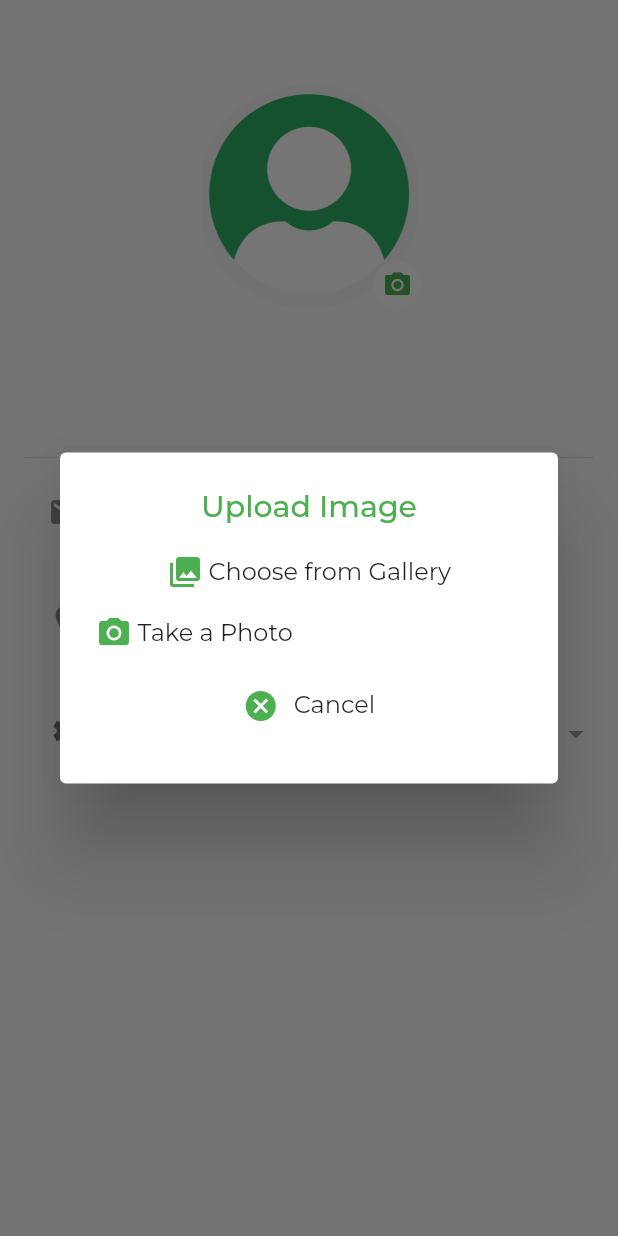
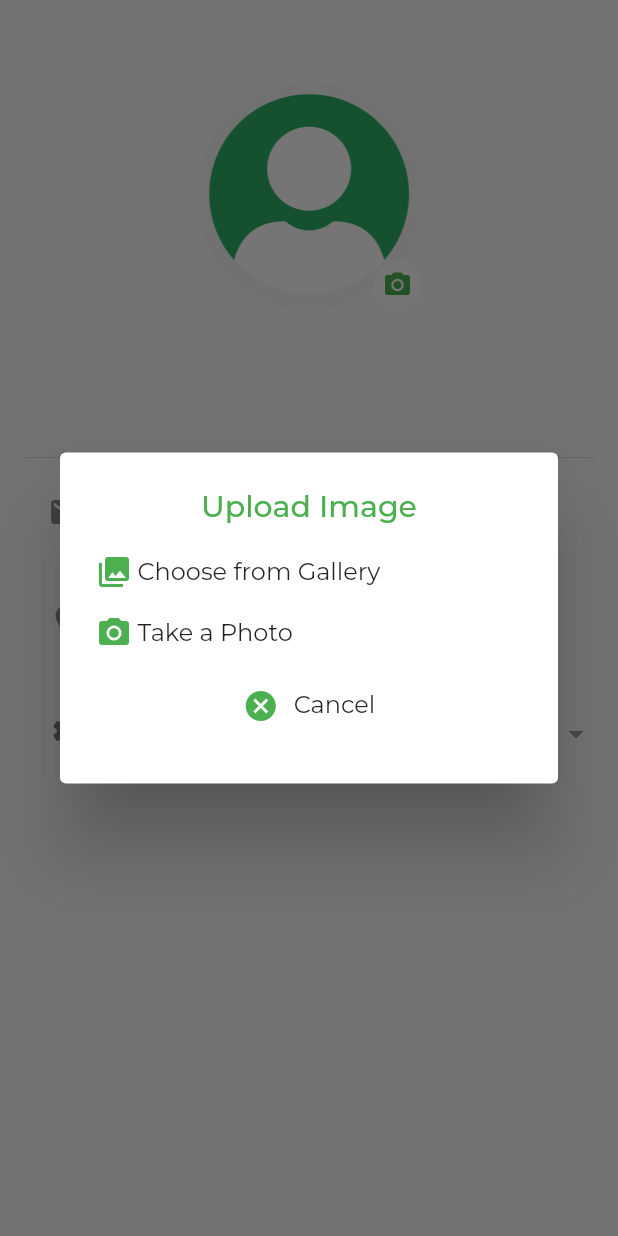
Before and after one commit to shahfarazz/rehnaa-concept, a Flutter app: the DealerProfilePage screen opened directly with empty values, after a tap on the "camera alt" icon, on a phone screen of 412 x 824 dp. Run offline on Flutter 3.47's test engine with Material 2 defaults, Android fonts, the phone set to English and light mode, and no system bars; our stand-ins replace cached_network_image, carousel_slider, cloud_firestore, confetti, firebase_auth, firebase_core and 12 more; missing offline and left inert: dart:html, dart:js_interop, flutter_pdfview; accounts and stored records are empty.

Commit message:
bug fixes more

```diff
--- a/lib/frontend/helper/Dealerdashboard_pages/dealer_dashboard_content.dart
+++ b/lib/frontend/helper/Dealerdashboard_pages/dealer_dashboard_content.dart
@@ -544,7 +544,7 @@ class _DealerDashboardContentState extends State<DealerDashboardContent>
                                     borderRadius: BorderRadius.circular(20),
                                     onTap: () {
                                       isWithdraw
-                                          ? someFunction(dealer)
+                                          ? null
                                           : someFunction(
                                               dealer); // Show the option dialog
                                     },
--- a/lib/frontend/helper/Dealerdashboard_pages/dealer_profile.dart
+++ b/lib/frontend/helper/Dealerdashboard_pages/dealer_profile.dart
@@ -185,7 +185,7 @@ class _DealerProfilePageState extends State<DealerProfilePage> {
                     width: size.width,
                     child: Row(
                       mainAxisSize: MainAxisSize.max,
-                      mainAxisAlignment: MainAxisAlignment.center,
+                      mainAxisAlignment: MainAxisAlignment.start,
                       children: <Widget>[
                         Icon(
                           Icons.photo_library,
--- a/lib/frontend/helper/Landlorddashboard_pages/landlord_dashboard_content.dart
+++ b/lib/frontend/helper/Landlorddashboard_pages/landlord_dashboard_content.dart
@@ -543,7 +543,7 @@ class _LandlordDashboardContentState extends State<LandlordDashboardContent>
                                         borderRadius: BorderRadius.circular(20),
                                         onTap: () {
                                           isWithdraw
-                                              ? someFunction(landlord)
+                                              ? null
                                               : someFunction(
                                                   landlord); // Show the option dialog
                                         },
--- a/lib/frontend/helper/Landlorddashboard_pages/landlord_profile.dart
+++ b/lib/frontend/helper/Landlorddashboard_pages/landlord_profile.dart
@@ -290,7 +290,7 @@ class _LandlordProfilePageState extends State<LandlordProfilePage> {
                   width: size.width,
                   child: Row(
                     mainAxisSize: MainAxisSize.max,
-                    mainAxisAlignment: MainAxisAlignment.center,
+                    mainAxisAlignment: MainAxisAlignment.start,
                     children: <Widget>[
                       Icon(
                         Icons.photo_library,
--- a/lib/frontend/helper/Tenantdashboard_pages/tenant_profile.dart
+++ b/lib/frontend/helper/Tenantdashboard_pages/tenant_profile.dart
@@ -167,7 +167,7 @@ class _TenantProfilePageState extends State<TenantProfilePage> {
                   width: size.width,
                   child: Row(
                     mainAxisSize: MainAxisSize.max,
-                    mainAxisAlignment: MainAxisAlignment.center,
+                    mainAxisAlignment: MainAxisAlignment.start,
                     children: <Widget>[
                       Icon(
                         Icons.photo_library,
```
Also changed, not shown: lib/main.dart (+4 -4 lines).
